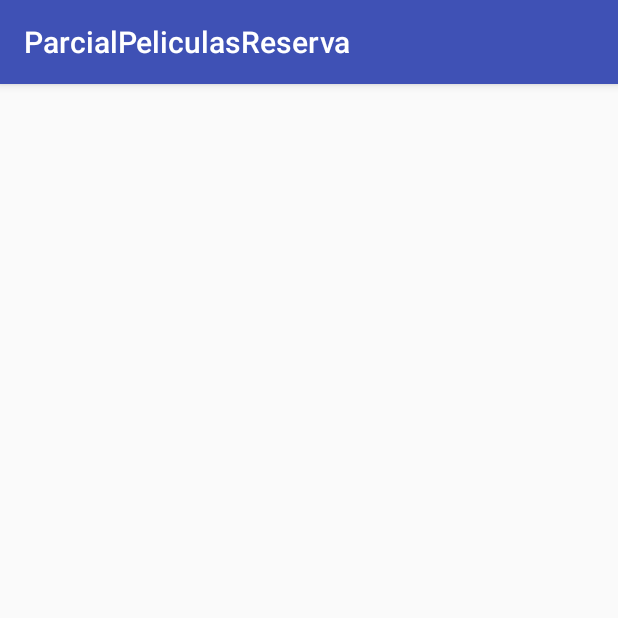
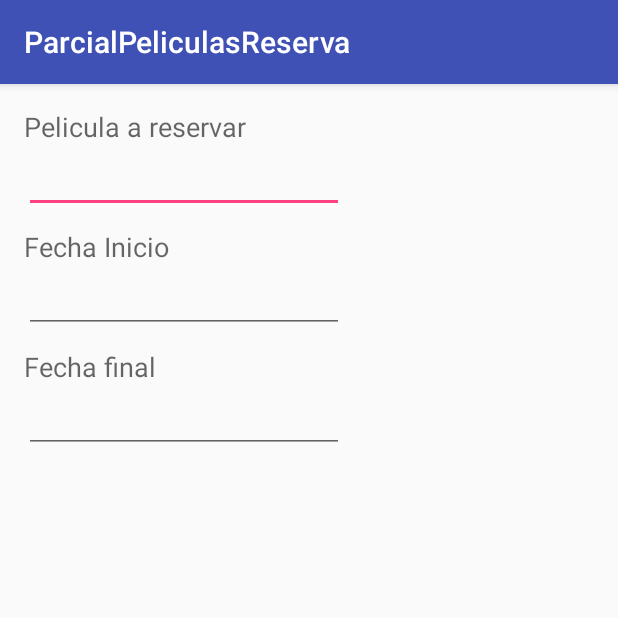
Before and after one commit to kapc0403/ParcialPeliculasReserva, an Android app: the Reserva screen opened directly, with no data from a screen before it, on a phone screen of 412 x 824 dp, the top half of it. Run offline under Robolectric (Android 15) with nearby library versions, the phone set to English and light mode, and no system bars.

```diff
--- a/app/src/main/AndroidManifest.xml
+++ b/app/src/main/AndroidManifest.xml
@@ -25,7 +25,8 @@
             android:name="com.google.android.gms.version"
             android:value="@integer/google_play_services_version" />
 
-        <activity android:name=".Reserva"></activity>
+        <activity android:name=".Reserva" />
+        <activity android:name=".InfoPelicula"></activity>
     </application>
 
 </manifest>
--- a/app/src/main/java/reserva_peliculas_parcial/com/parcialpeliculasreserva/Reserva.java
+++ b/app/src/main/java/reserva_peliculas_parcial/com/parcialpeliculasreserva/Reserva.java
@@ -2,12 +2,21 @@ package reserva_peliculas_parcial.com.parcialpeliculasreserva;
 
 import android.support.v7.app.AppCompatActivity;
 import android.os.Bundle;
+import android.widget.TextView;
 
 public class Reserva extends AppCompatActivity {
+
+    private TextView etNombrePelicula;
+
 
     @Override
     protected void onCreate(Bundle savedInstanceState) {
         super.onCreate(savedInstanceState);
         setContentView(R.layout.activity_reserva);
+
+        String nombre = getIntent().getStringExtra("nombrePelicula");
+        etNombrePelicula = (TextView)findViewById(R.id.etNombrePelicula);
+        etNombrePelicula.setText(nombre);
+
     }
 }
--- a/app/src/main/res/layout/activity_reserva.xml
+++ b/app/src/main/res/layout/activity_reserva.xml
@@ -9,4 +9,59 @@
     android:paddingTop="@dimen/activity_vertical_margin"
     tools:context="reserva_peliculas_parcial.com.parcialpeliculasreserva.Reserva">
 
+    <EditText
+        android:layout_width="wrap_content"
+        android:layout_height="wrap_content"
+        android:inputType="textPersonName"
+        android:ems="10"
+        android:id="@+id/etNombrePelicula"
+        android:layout_below="@+id/textView6"
+        android:layout_alignParentStart="true" />
+
+    <TextView
+        android:layout_width="wrap_content"
+        android:layout_height="wrap_content"
+        android:textAppearance="?android:attr/textAppearanceMedium"
+        android:text="Pelicula a reservar"
+        android:id="@+id/textView6"
+        android:layout_alignParentTop="true"
+        android:layout_alignParentStart="true" />
+
+    <TextView
+        android:layout_width="wrap_content"
+        android:layout_height="wrap_content"
+        android:textAppearance="?android:attr/textAppearanceMedium"
+        android:text="Fecha Inicio"
+        android:id="@+id/textView11"
+        android:layout_below="@+id/etNombrePelicula"
+        android:layout_alignParentStart="true"
+        android:layout_marginTop="10dp" />
+
+    <EditText
+        android:layout_width="wrap_content"
+        android:layout_height="wrap_content"
+        android:inputType="date"
+        android:ems="10"
+        android:id="@+id/editText"
+        android:layout_below="@+id/textView11"
+        android:layout_alignParentStart="true" />
+
+    <TextView
+        android:layout_width="wrap_content"
+        android:layout_height="wrap_content"
+        android:textAppearance="?android:attr/textAppearanceMedium"
+        android:text="Fecha final"
+        android:id="@+id/textView12"
+        android:layout_below="@+id/editText"
+        android:layout_alignParentStart="true"
+        android:layout_marginTop="10dp" />
+
+    <EditText
+        android:layout_width="wrap_content"
+        android:layout_height="wrap_content"
+        android:inputType="date"
+        android:ems="10"
+        android:id="@+id/editText2"
+        android:layout_below="@+id/textView12"
+        android:layout_alignParentStart="true" />
 </RelativeLayout>
```
Also changed, not shown: app/src/main/java/reserva_peliculas_parcial/com/parcialpeliculasreserva/DBHelper.java (+5 -5 lines), app/src/main/java/reserva_peliculas_parcial/com/parcialpeliculasreserva/InfoPelicula.java (added, +64 -0 lines), app/src/main/java/reserva_peliculas_parcial/com/parcialpeliculasreserva/MainActivity.java (+5 -6 lines), app/src/main/java/reserva_peliculas_parcial/com/parcialpeliculasreserva/listaPeliculas.java (+9 -10 lines), app/src/main/res/layout/activity_info_pelicula.xml (added, +98 -0 lines).
